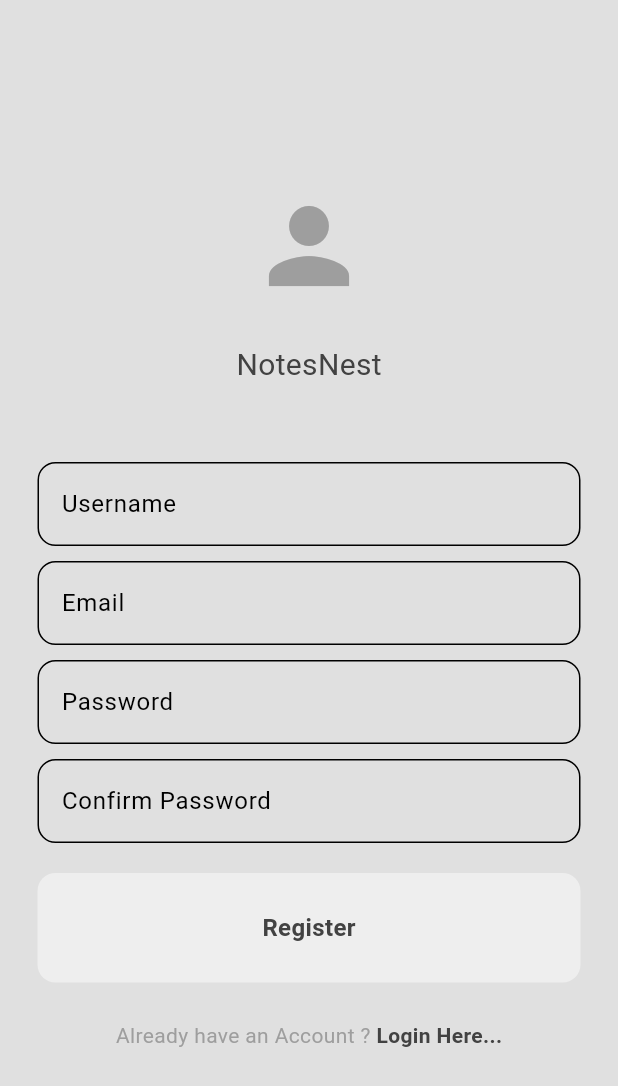
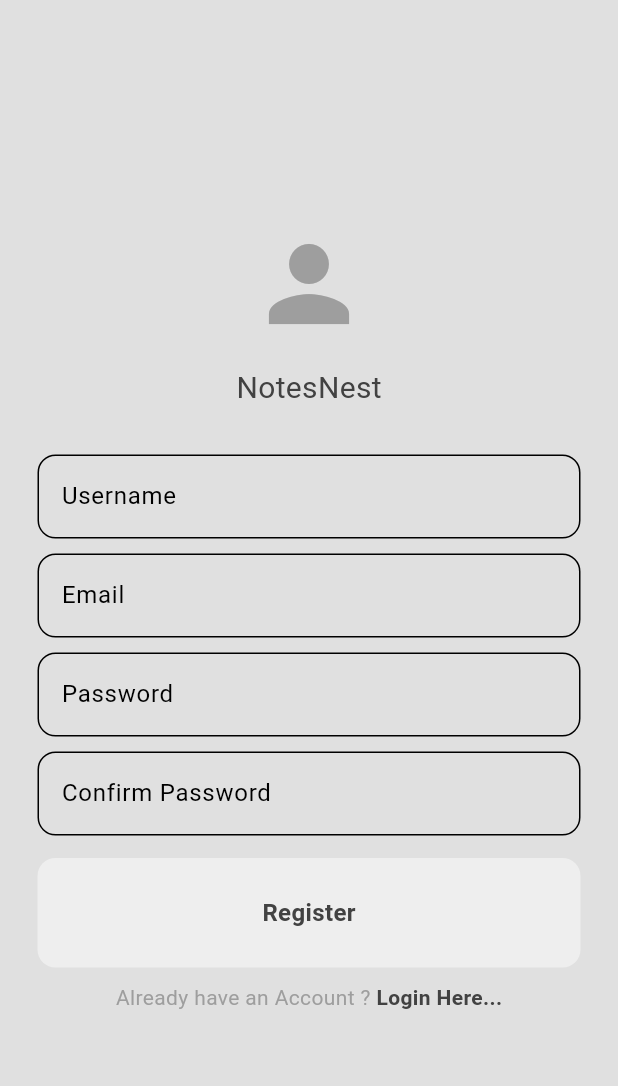
Before and after one commit to rahull0328/Flutter-CRUD, a Flutter app: the screen it shows after launch, after a tap on "Register Here...", on a phone screen of 412 x 824 dp. Shown: the top 1086 px of the screen. Run offline on Flutter 3.47's test engine with Material 3 defaults, Android fonts, the phone set to English and light mode, and no system bars; our stand-ins replace cloud_firestore, firebase_auth, firebase_core, flutter_dotenv; accounts and stored records are empty; network calls fail.

```diff
--- /dev/null
+++ b/lib/auth/auth.dart
@@ -0,0 +1,27 @@
+import 'package:crud/auth/login_or_register.dart';
+import 'package:crud/pages/home_page.dart';
+import 'package:firebase_auth/firebase_auth.dart';
+import 'package:flutter/material.dart';
+
+class AuthPage extends StatelessWidget {
+  const AuthPage({super.key});
+
+  @override
+  Widget build(BuildContext context) {
+    return Scaffold(
+      body: StreamBuilder(
+          stream: FirebaseAuth.instance.authStateChanges(),
+          builder: (context, snapshot) {
+            //user is logged in
+            if (snapshot.hasData) {
+              return const HomePage();
+            }
+            //user is NOT logged in
+            else {
+              return const LoginOrRegister();
+            }
+          }
+      ),
+    );
+  }
+}
--- a/lib/main.dart
+++ b/lib/main.dart
@@ -1,3 +1,4 @@
+import 'package:crud/auth/auth.dart';
 import 'package:crud/auth/login_or_register.dart';
 import 'package:crud/theme/dark_mode.dart';
 import 'package:flutter/material.dart';
@@ -20,7 +21,7 @@ class MyApp extends StatelessWidget {
   Widget build(BuildContext context) {
     return MaterialApp(
       debugShowCheckedModeBanner: false,
-      home: const LoginOrRegister(),
+      home: const AuthPage(),
       theme: lightMode,
       darkTheme: darkMode,
     );
--- a/lib/pages/register_page.dart
+++ b/lib/pages/register_page.dart
@@ -78,14 +78,14 @@ class _RegisterPageState extends State<RegisterPage> {
                 size: 80,
                 color: Theme.of(context).colorScheme.inversePrimary,
               ),
-              const SizedBox(height: 25),
+              const SizedBox(height: 15),
 
               //app name
               const Text(
                 "NotesNest",
                 style: TextStyle(fontSize: 20),
               ),
-              const SizedBox(height: 50),
+              const SizedBox(height: 30),
 
               //username textField
               MyTextfield(
@@ -117,14 +117,14 @@ class _RegisterPageState extends State<RegisterPage> {
                   obscureText: true,
                   controller: confirmPasswordController
               ),
-              const SizedBox(height: 20),
+              const SizedBox(height: 15),
 
               //sign up button
               MyButton(
                 text: "Register",
                 onTap: registerUser,
               ),
-              const SizedBox(height: 25,),
+              const SizedBox(height: 10),
 
               //Already have an account register here
               Row(
```
Also changed, not shown: lib/pages/home_page.dart (+15 -3 lines), lib/pages/login_page.dart (+37 -7 lines).
